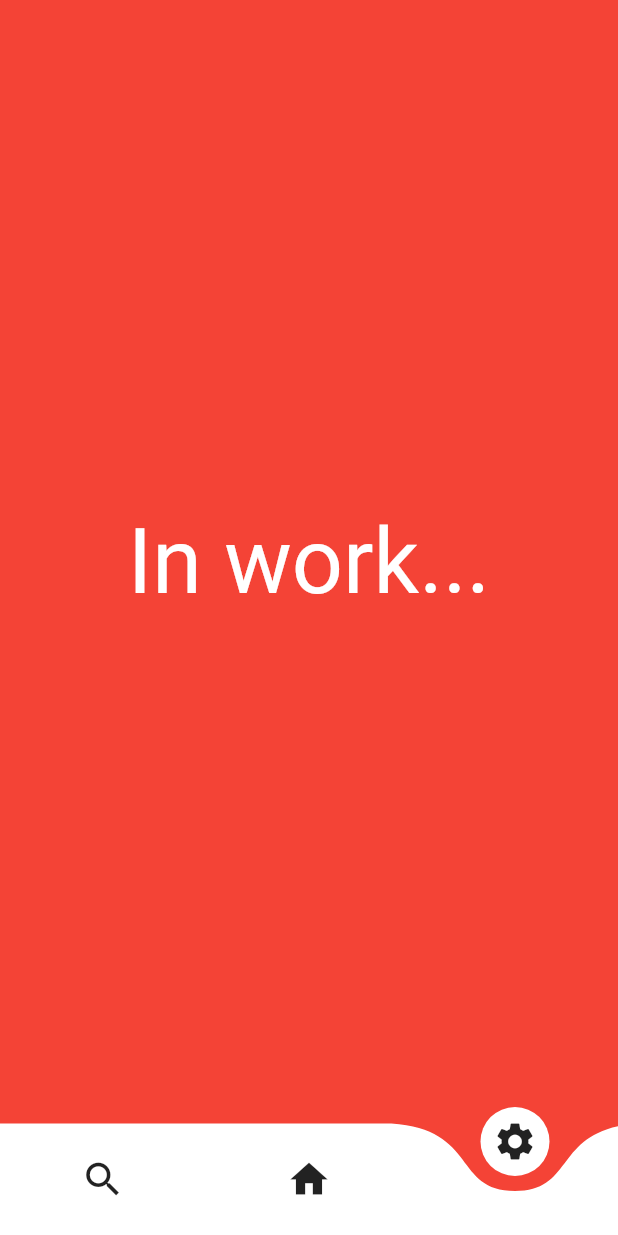
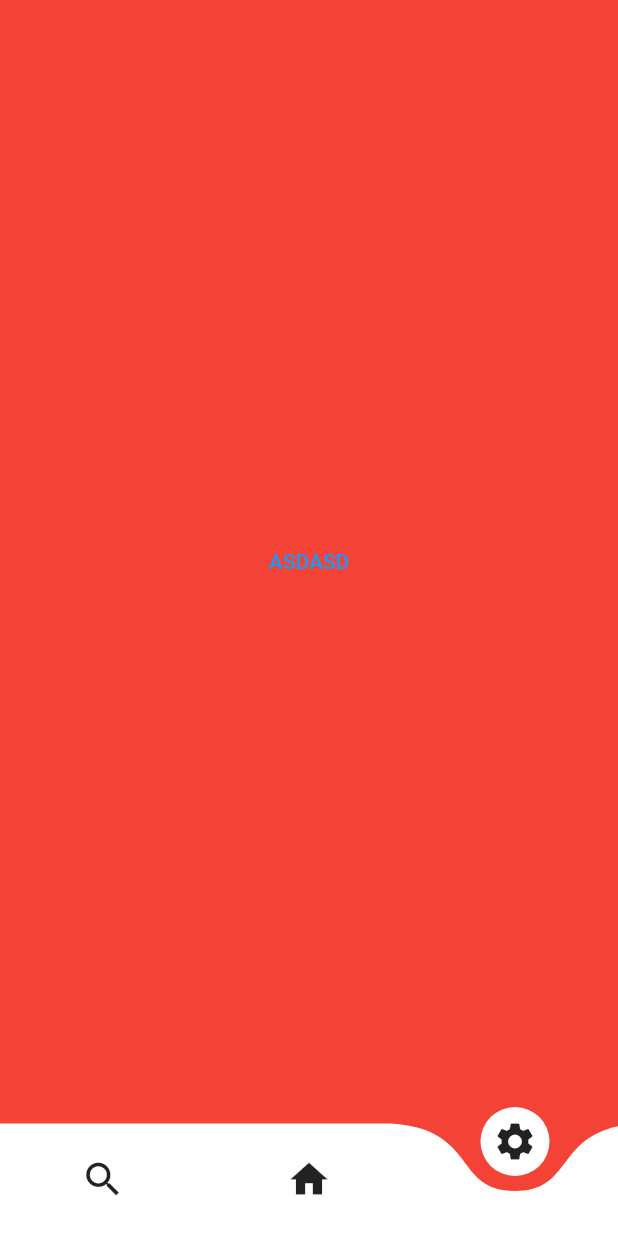
Before and after one commit to Vassil1y/Flutter_testing, a Flutter app: the screen it shows after launch, item 3 of the bottom bar chosen, on a phone screen of 412 x 824 dp. Run offline on Flutter 3.47's test engine with Material 2 defaults, Android fonts, the phone set to English and light mode, and no system bars; drawn by our look-alikes of curved_navigation_bar.

Commit message:
Second go

```diff
--- a/lib/main.dart
+++ b/lib/main.dart
@@ -3,8 +3,6 @@ import 'dart:io';
 
 import 'package:flutter/material.dart';
 import 'package:curved_navigation_bar/curved_navigation_bar.dart';
-
-import 'package:flutter_app/supply.dart';
 
 import 'page/home_page.dart';
 import 'page/point_raiting_page.dart';
@@ -12,7 +10,6 @@ import 'page/timetable_page.dart';
 
 void main() {
  HttpOverrides.global = MyHttpOverrides();
- get();
  runApp(const MyApp());
 }
 class MyApp extends StatelessWidget {
--- a/lib/page/point_raiting_page.dart
+++ b/lib/page/point_raiting_page.dart
@@ -9,10 +9,14 @@ class PointRaitingPage extends StatelessWidget{
   Widget build(BuildContext context) => Scaffold(
     backgroundColor: Colors.red,
     body: Center(
-        child: Text(
-          'In work...',
-          style: TextStyle(fontSize: 60, color: Colors.white),
-      )
+      //   child: Text(
+      //     'In work...',
+      //     style: TextStyle(fontSize: 60, color: Colors.white),
+      // )
+      child: TextButton(
+        onPressed:(){get();},
+        child: Text("ASDASD"),
+      ),
     ),
   );
 }
```
Also changed, not shown: lib/supply.dart (+32 -15 lines).
